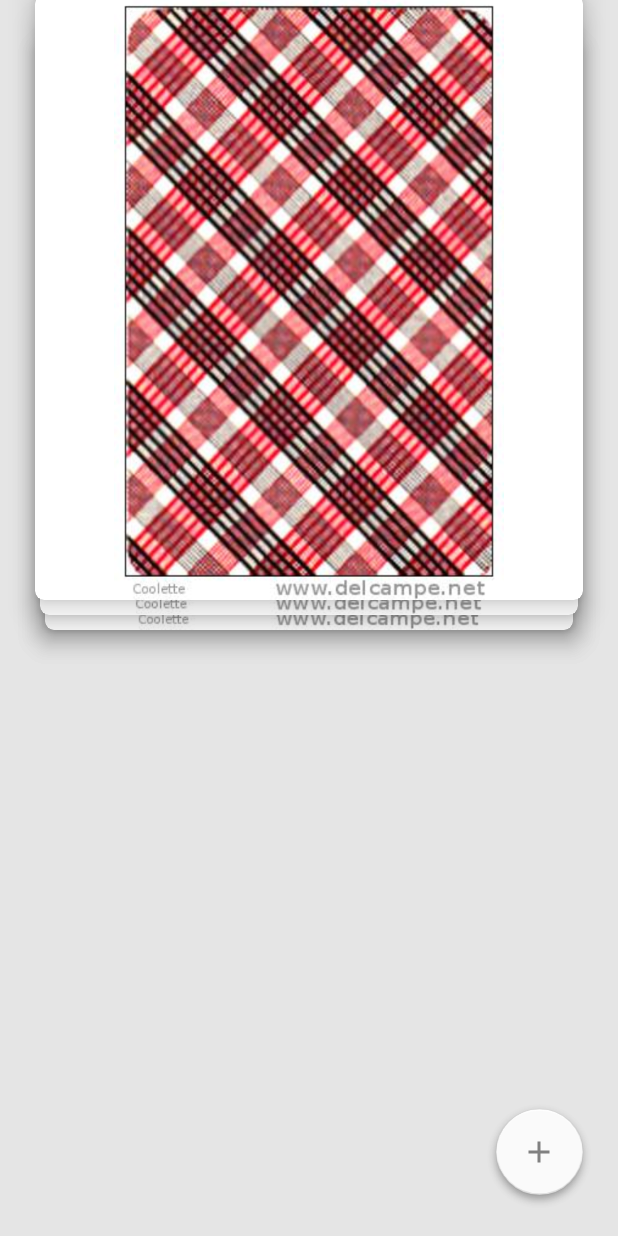
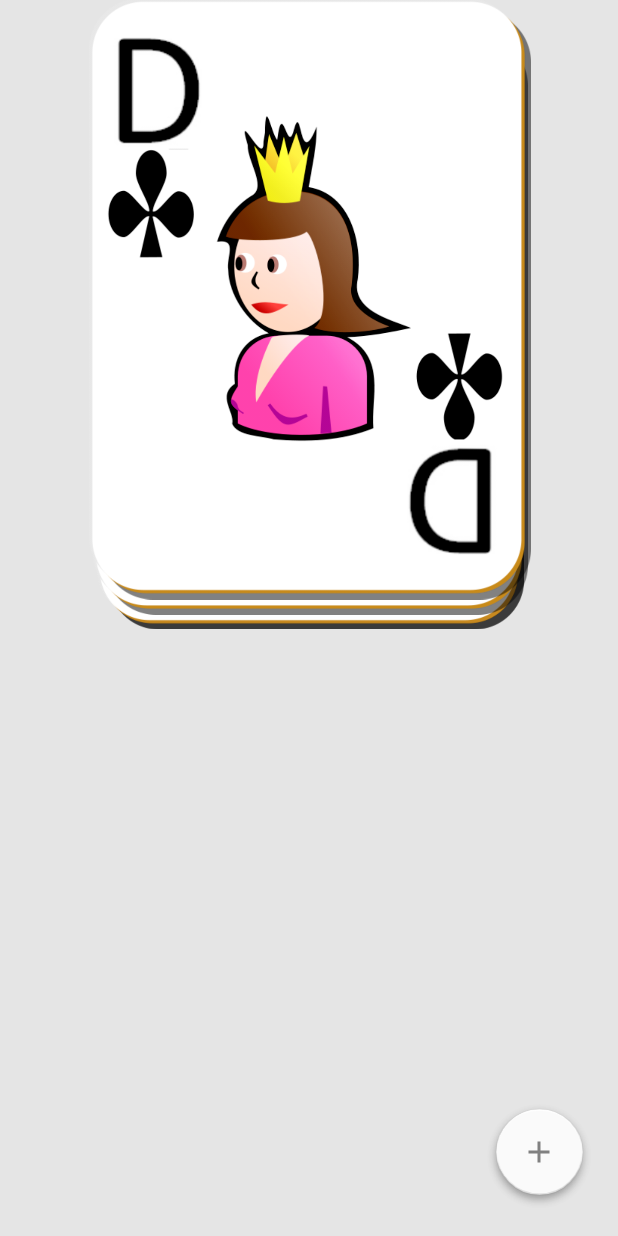
Before and after one commit to ThomasGuigard/JeuDuRoi, an Android app: the screen it shows after launch (GameActivity), after a tap on "GO RABATITUDE", on a phone screen of 412 x 824 dp. Run offline under Robolectric (Android 15) with nearby library versions, the phone set to English and light mode, and no system bars.

Commit message:
changement de variables
cartes random avec affichages de l'images

modification du style de card view

EN GROS CEST STYLE

```diff
--- a/app/src/main/java/hantizlabs/jeuduroi/CardsDataAdapter.java
+++ b/app/src/main/java/hantizlabs/jeuduroi/CardsDataAdapter.java
@@ -2,22 +2,62 @@ package hantizlabs.jeuduroi;
 
 import android.content.Context;
 
+import android.content.res.Resources;
+import android.graphics.drawable.Drawable;
+import android.os.Build;
+import android.support.v4.content.ContextCompat;
+import android.view.LayoutInflater;
 import android.view.View;
 import android.view.ViewGroup;
 import android.widget.ArrayAdapter;
 import android.widget.ImageView;
 import android.widget.TextView;
 
-public class CardsDataAdapter extends ArrayAdapter<String> {
+import hantizlabs.jeuduroi.Model.Carte;
+
+public class CardsDataAdapter extends ArrayAdapter<Carte> {
+
+    private ViewHolder viewHolder;
 
     public CardsDataAdapter(Context context) {
         super(context, R.layout.card_content);
     }
 
+
+
+    private static class ViewHolder {
+        private TextView itemView;
+    }
+
     @Override
-    public View getView(int position, final View contentView, ViewGroup parent){
-        //TextView v = (TextView)(contentView.findViewById(R.id.content));
-        //v.setText(getItem(position));
+    public View getView(int position, View contentView, ViewGroup parent){
+        /*if (contentView == null) {
+            contentView = LayoutInflater.from(this.getContext())
+                    .inflate(R.layout.card_content, parent, false);
+
+            viewHolder = new ViewHolder();
+            viewHolder.itemView = (TextView) contentView.findViewById(R.id.ItemView);
+
+            contentView.setTag(viewHolder);
+        } else {
+            viewHolder = (ViewHolder) contentView.getTag();
+        }
+    */
+        Carte item = getItem(position);
+        /*if (item!= null) {
+            // My layout has only one TextView
+            // do whatever you want with your string and long
+            viewHolder.itemView.setText(String.format("%s %d", item.reason, item.long_val));
+        }*/
+
+        Resources resources = getContext().getResources();
+        int resourceId = resources.getIdentifier(item.getFilepath(), "drawable",
+                getContext().getPackageName());
+        Drawable imgCarteDrawable =  resources.getDrawable(resourceId);
+
+        ImageView imgCarte = (ImageView) contentView.findViewById(R.id.imageCarte);
+        imgCarte.setImageDrawable(imgCarteDrawable);
+
         return contentView;
     }
 
--- a/app/src/main/java/hantizlabs/jeuduroi/GameActivity.java
+++ b/app/src/main/java/hantizlabs/jeuduroi/GameActivity.java
@@ -14,8 +14,13 @@ import android.view.Window;
 import android.view.WindowManager;
 import android.widget.Button;
 import android.widget.Toast;
+
+import java.util.ArrayList;
+
 import hantizlabs.jeuduroi.FloatingActionButton;
 import hantizlabs.jeuduroi.FloatingActionsMenu;
+import hantizlabs.jeuduroi.Model.Carte;
+import hantizlabs.jeuduroi.Model.Paquet;
 
 public class GameActivity extends AppCompatActivity implements View.OnClickListener {
 
@@ -31,22 +36,29 @@ public class GameActivity extends AppCompatActivity implements View.OnClickListe
         FloatingActionButton buttonRatePlayStore= (FloatingActionButton) findViewById(R.id.buttonRatePlayStore);
         buttonRatePlayStore.setOnClickListener(this);
 
+        //Initialisation des paramètres du jeu
+        Paquet currentPaquet = new Paquet();
+        //Remplissage du paquet
+        currentPaquet.initializePaquet();
+
+
+        //Display of the card stack
         mCardStack = (CardStack)findViewById(R.id.container);
-
         mCardStack.setContentResource(R.layout.card_content);
         mCardStack.setStackMargin(20);
+        mCardAdapter = new CardsDataAdapter(getApplicationContext());
+        Log.i("Nb cartes avant ajout", String.valueOf(currentPaquet.getNombreCartes()));
+        //Ajout des cartes du paquet
+        for(int i = 0; i < currentPaquet.getNombreCartes(); i++){
+            Log.i("ajout d'une carte",currentPaquet.getListe_cartes().get(i).toString());
+            mCardAdapter.add(currentPaquet.randomCarte());
+        }
 
-        mCardAdapter = new CardsDataAdapter(getApplicationContext());
-        mCardAdapter.add("test1");
-        mCardAdapter.add("test2");
-        mCardAdapter.add("test3");
-        mCardAdapter.add("test4");
-        mCardAdapter.add("test5");
 
         mCardStack.setAdapter(mCardAdapter);
 
         if(mCardStack.getAdapter() != null) {
-            Log.i("MyActivity", "Card Stack size: " + mCardStack.getAdapter().getCount());
+            Log.i("Game Activity", "Card Stack size: " + mCardStack.getAdapter().getCount());
         }
     }
 
--- a/app/src/main/java/hantizlabs/jeuduroi/Model/Carte.java
+++ b/app/src/main/java/hantizlabs/jeuduroi/Model/Carte.java
@@ -18,7 +18,7 @@ public class Carte {
         this.famille = famille;
         this.description = description;
         this.filepath = filepath;
-        Paquet.liste_cartes.add(this);
+        //this.liste_cartes.add(this);
 
     }
 
--- a/app/src/main/java/hantizlabs/jeuduroi/Model/Paquet.java
+++ b/app/src/main/java/hantizlabs/jeuduroi/Model/Paquet.java
@@ -13,16 +13,15 @@ import hantizlabs.jeuduroi.Model.Famille;
 public class Paquet {
 
     private int nombreCartes;
-    public static List<Carte> liste_cartes = new ArrayList<Carte>();
+    public List<Carte> liste_cartes = new ArrayList<Carte>();
     private int nombreJoueurs;
     private int nombreRois;
     private Regle mesRegles;
 
     //CONSTRUCTEUR
-    public Paquet(int nombreCartes, List<Carte> liste_cartes)
+    public Paquet()
     {
-        this.nombreCartes = nombreCartes;
-        this.liste_cartes = liste_cartes;
+        this.liste_cartes = initializePaquet();
         this.nombreRois = 4;
     }
 
@@ -30,7 +29,7 @@ public class Paquet {
 
     public int getNombreCartes()  {
 
-        return nombreCartes;
+        return getListe_cartes().size();
 
     }
 
--- a/app/src/main/java/hantizlabs/jeuduroi/Model/Partie.java
+++ b/app/src/main/java/hantizlabs/jeuduroi/Model/Partie.java
@@ -20,7 +20,7 @@ public class Partie {
     public Partie(List<Joueur> listPlayers) {
         this.listPlayers = listPlayers;
         List<Carte> listCartes = new ArrayList<Carte>();
-        cardStack = new Paquet(52, listCartes);
+        cardStack = new Paquet();
     }
 
     public Joueur getNextJoueur(){
--- a/app/src/main/java/hantizlabs/jeuduroi/StartActivity.java
+++ b/app/src/main/java/hantizlabs/jeuduroi/StartActivity.java
@@ -3,9 +3,7 @@ package hantizlabs.jeuduroi;
 import android.annotation.TargetApi;
 import android.app.Activity;
 import android.content.Intent;
-import android.graphics.PorterDuff;
 import android.os.Build;
-import android.support.v7.app.AppCompatActivity;
 import android.os.Bundle;
 import android.util.Log;
 import android.view.Gravity;
@@ -26,8 +24,8 @@ public class StartActivity extends Activity implements View.OnClickListener {
 
     InitialiseJoueurs aController ;
 
-    Button AddPls;
-    Button Rabatitude;
+    Button addPlayerButton;
+    Button startGameButton;
 
     String PlayerName;
     int rand;
@@ -41,11 +39,11 @@ public class StartActivity extends Activity implements View.OnClickListener {
         super.onCreate(savedInstanceState);
         setContentView(R.layout.activity_start);
 
-        AddPls = (Button) findViewById(R.id.AddPlayer);
-        AddPls.setOnClickListener(this);
+        addPlayerButton = (Button) findViewById(R.id.AddPlayer);
+        addPlayerButton.setOnClickListener(this);
 
-        Rabatitude = (Button) findViewById(R.id.BeginParty);
-        Rabatitude.setOnClickListener(this);
+        startGameButton = (Button) findViewById(R.id.BeginParty);
+        startGameButton.setOnClickListener(this);
 
         aController = (InitialiseJoueurs) getApplicationContext();
         myLayout = (RelativeLayout) findViewById(R.id.ScrollLayout);
@@ -107,8 +105,8 @@ public class StartActivity extends Activity implements View.OnClickListener {
                     }
                 }
 
-                Intent intentRoy = new Intent(getApplicationContext(), GameActivity.class);
-                startActivity(intentRoy);
+                Intent intentGame = new Intent(getApplicationContext(), GameActivity.class);
+                startActivity(intentGame);
 
                 break;
 
--- a/app/src/main/res/layout/card_content.xml
+++ b/app/src/main/res/layout/card_content.xml
@@ -5,8 +5,9 @@
   android:layout_width="wrap_content"
   android:layout_height="wrap_content"
   card_view:cardCornerRadius="6dp"
-  card_view:cardElevation="10dp"
-    card_view:contentPadding="0dp">
+  card_view:cardElevation="0dp"
+    card_view:contentPadding="0dp"
+    card_view:cardBackgroundColor="@android:color/transparent">
 
     <LinearLayout
       android:layout_width="wrap_content"
@@ -24,6 +25,7 @@
             android:padding="0dp"
             android:layout_margin="0dp"
             android:adjustViewBounds="true"
+            android:id="@+id/imageCarte"
             />
 
     </LinearLayout>
```
Also changed, not shown: app/src/main/java/hantizlabs/jeuduroi/Joueur.java (deleted, +0 -35 lines), app/src/main/java/hantizlabs/jeuduroi/MyActivity.java (deleted, +0 -55 lines).
